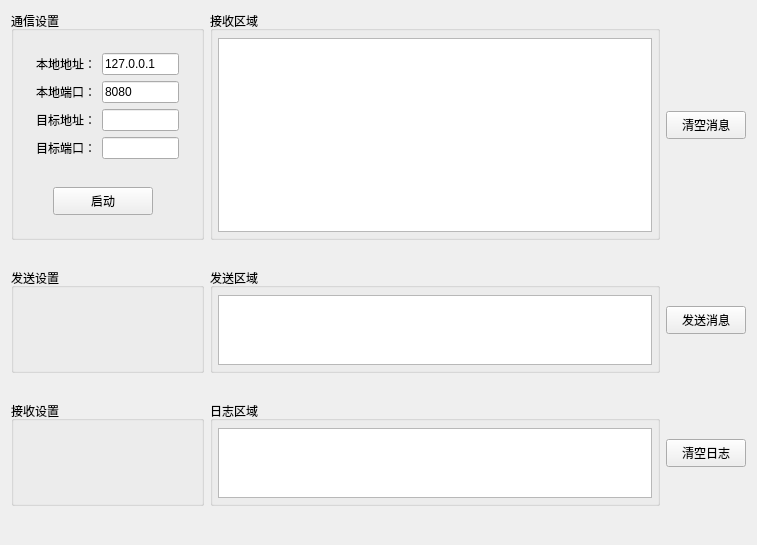
First picture: the form in QZmqClient/LeonWgt.ui, repository xmlhh/QZMQ, before the edit.
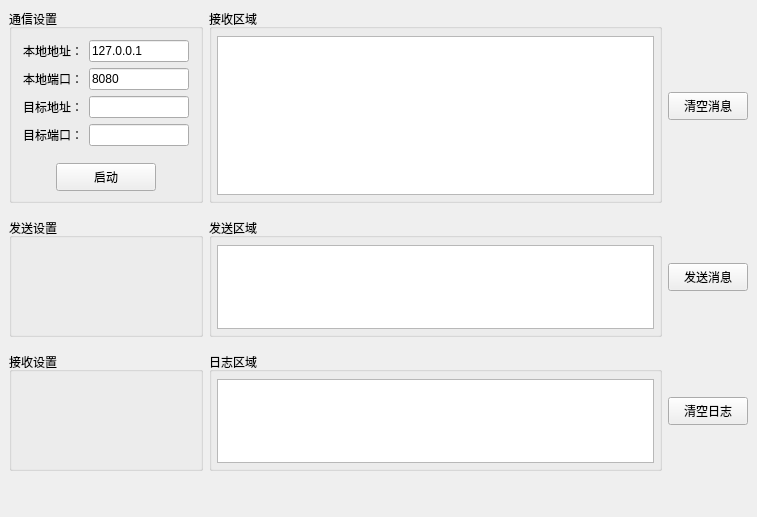
Second picture: the form after the edit.

Commit message: 客户端更新

Diff of the .ui file:
```diff
--- a/QZmqClient/LeonWgt.ui
+++ b/QZmqClient/LeonWgt.ui
@@ -14,27 +14,54 @@
    <string>LeonWgt</string>
   </property>
   <layout class="QVBoxLayout" name="verticalLayout_2">
+   <property name="spacing">
+    <number>15</number>
+   </property>
    <property name="leftMargin">
-    <number>0</number>
+    <number>9</number>
    </property>
    <property name="topMargin">
-    <number>0</number>
+    <number>9</number>
    </property>
    <property name="rightMargin">
-    <number>0</number>
+    <number>9</number>
    </property>
    <property name="bottomMargin">
-    <number>0</number>
+    <number>9</number>
    </property>
    <item>
     <widget class="QWidget" name="widget_3" native="true">
      <layout class="QHBoxLayout" name="horizontalLayout_4" stretch="3,7,0">
+      <property name="leftMargin">
+       <number>0</number>
+      </property>
+      <property name="topMargin">
+       <number>0</number>
+      </property>
+      <property name="rightMargin">
+       <number>0</number>
+      </property>
+      <property name="bottomMargin">
+       <number>0</number>
+      </property>
       <item>
        <widget class="QGroupBox" name="groupBox">
         <property name="title">
          <string>通信设置</string>
         </property>
         <layout class="QVBoxLayout" name="verticalLayout_3">
+         <property name="leftMargin">
+          <number>0</number>
+         </property>
+         <property name="topMargin">
+          <number>0</number>
+         </property>
+         <property name="rightMargin">
+          <number>0</number>
+         </property>
+         <property name="bottomMargin">
+          <number>9</number>
+         </property>
          <item>
           <widget class="QWidget" name="widget" native="true">
            <layout class="QGridLayout" name="gridLayout">
@@ -92,6 +119,18 @@
          <item>
           <widget class="QWidget" name="widget_2" native="true">
            <layout class="QHBoxLayout" name="horizontalLayout_5">
+            <property name="leftMargin">
+             <number>0</number>
+            </property>
+            <property name="topMargin">
+             <number>0</number>
+            </property>
+            <property name="rightMargin">
+             <number>0</number>
+            </property>
+            <property name="bottomMargin">
+             <number>0</number>
+            </property>
             <item>
              <spacer name="horizontalSpacer">
               <property name="orientation">
@@ -99,14 +138,14 @@
               </property>
               <property name="sizeHint" stdset="0">
                <size>
-                <width>32</width>
+                <width>40</width>
                 <height>20</height>
                </size>
               </property>
              </spacer>
             </item>
             <item>
-             <widget class="QPushButton" name="pushButton">
+             <widget class="QPushButton" name="m_pStartBtn">
               <property name="sizePolicy">
                <sizepolicy hsizetype="Fixed" vsizetype="Fixed">
                 <horstretch>0</horstretch>
@@ -192,6 +231,18 @@
    <item>
     <widget class="QWidget" name="m_pSendMsgWgt" native="true">
      <layout class="QHBoxLayout" name="horizontalLayout" stretch="3,7,0">
+      <property name="leftMargin">
+       <number>0</number>
+      </property>
+      <property name="topMargin">
+       <number>0</number>
+      </property>
+      <property name="rightMargin">
+       <number>0</number>
+      </property>
+      <property name="bottomMargin">
+       <number>0</number>
+      </property>
       <item>
        <widget class="QGroupBox" name="groupBox_6">
         <property name="title">
@@ -248,6 +299,18 @@
    <item>
     <widget class="QWidget" name="m_pLogMsgWgt" native="true">
      <layout class="QHBoxLayout" name="horizontalLayout_3" stretch="3,7,0">
+      <property name="leftMargin">
+       <number>0</number>
+      </property>
+      <property name="topMargin">
+       <number>0</number>
+      </property>
+      <property name="rightMargin">
+       <number>0</number>
+      </property>
+      <property name="bottomMargin">
+       <number>0</number>
+      </property>
       <item>
        <widget class="QGroupBox" name="groupBox_5">
         <property name="title">
```
The commit also changes 2 other files.
